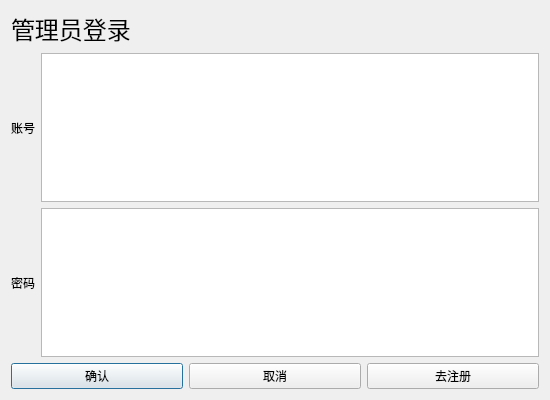
Old version of the form UI/adminlogin.ui in the repository Nisiyama-Suzune/train-ticket-system.
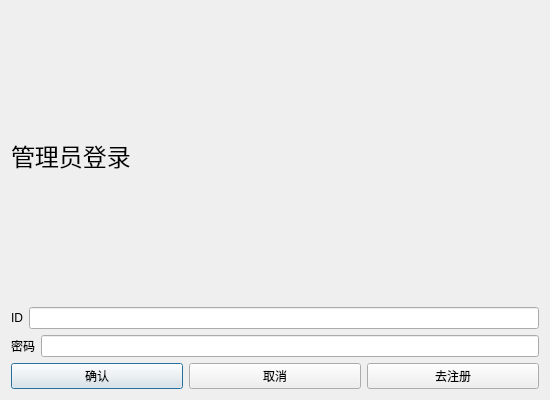
New version of the form.

```diff
--- a/UI/adminlogin.ui
+++ b/UI/adminlogin.ui
@@ -32,12 +32,12 @@
      <item>
       <widget class="QLabel" name="label">
        <property name="text">
-        <string>账号</string>
+        <string>ID</string>
        </property>
       </widget>
      </item>
      <item>
-      <widget class="QTextEdit" name="textEdit"/>
+      <widget class="QLineEdit" name="userLineEdit"/>
      </item>
     </layout>
    </item>
@@ -51,7 +51,7 @@
       </widget>
      </item>
      <item>
-      <widget class="QTextEdit" name="textEdit_2"/>
+      <widget class="QLineEdit" name="pwdLineEdit"/>
      </item>
     </layout>
    </item>
```
Left out of the diff: 4 changed lines with no effect on the pictures.
